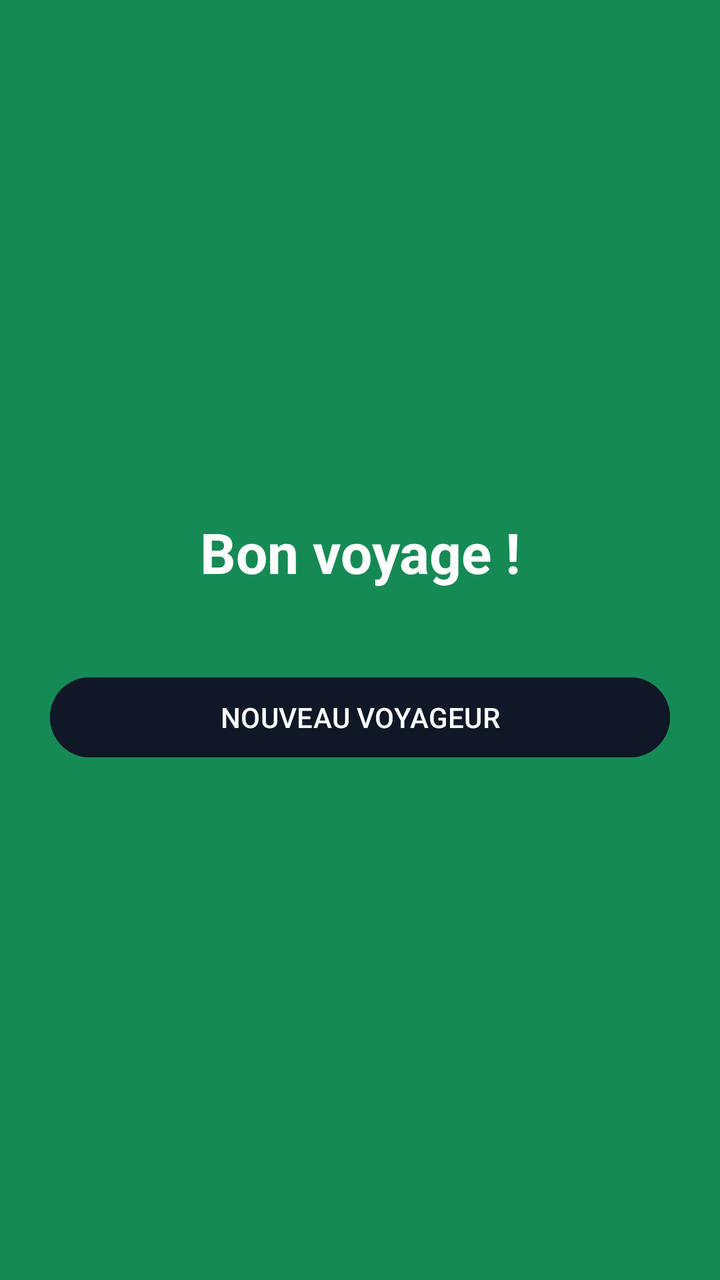
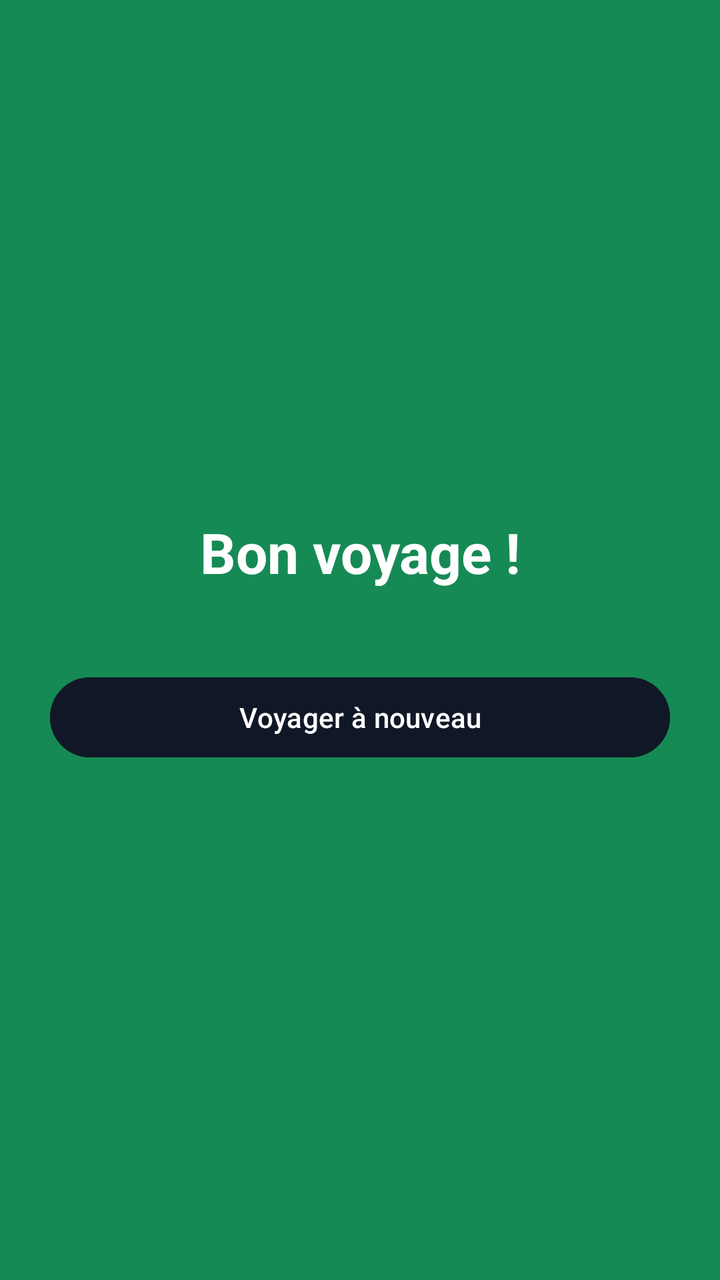

The first picture is an Android layout as it rendered before a commit; the second is the same layout after the commit. The layout source and the unified diff follow.
<!-- AndroidManifest.xml: application theme Theme.DouaneTemporelle -->
<!-- res/layout/activity_result.xml -->
<?xml version="1.0" encoding="utf-8"?>
<LinearLayout xmlns:android="http://schemas.android.com/apk/res/android"
    android:id="@+id/layout_resultat_as"
    android:layout_width="match_parent"
    android:layout_height="match_parent"
    android:orientation="vertical"
    android:gravity="center"
    android:padding="25dp"
    android:background="#168A55">

    <TextView
        android:id="@+id/txt_resultat_as"
        android:layout_width="match_parent"
        android:layout_height="wrap_content"
        android:text="Bon voyage !"
        android:textColor="#FFFFFF"
        android:textSize="28sp"
        android:textStyle="bold"
        android:gravity="center"
        android:layout_marginBottom="40dp" />

    <Button
        android:id="@+id/btn_nouveau_as"
        android:layout_width="match_parent"
        android:layout_height="wrap_content"
        android:text="NOUVEAU VOYAGEUR"
        android:textColor="#FFFFFF"
        android:backgroundTint="#101827" />

</LinearLayout>
<!-- resources referenced by this layout -->
<resources>
  <style name="Theme.DouaneTemporelle" parent="Base.Theme.DouaneTemporelle" />
  <style name="Base.Theme.DouaneTemporelle" parent="Theme.Material3.DayNight.NoActionBar">
          
          
      </style>
</resources>

<!-- the commit's change to res/layout/activity_result.xml (unified diff, before → after) -->
@@ -23,7 +23,7 @@
         android:id="@+id/btn_nouveau_as"
         android:layout_width="match_parent"
         android:layout_height="wrap_content"
-        android:text="NOUVEAU VOYAGEUR"
+        android:text="Voyager à nouveau"
         android:textColor="#FFFFFF"
         android:backgroundTint="#101827" />
 
